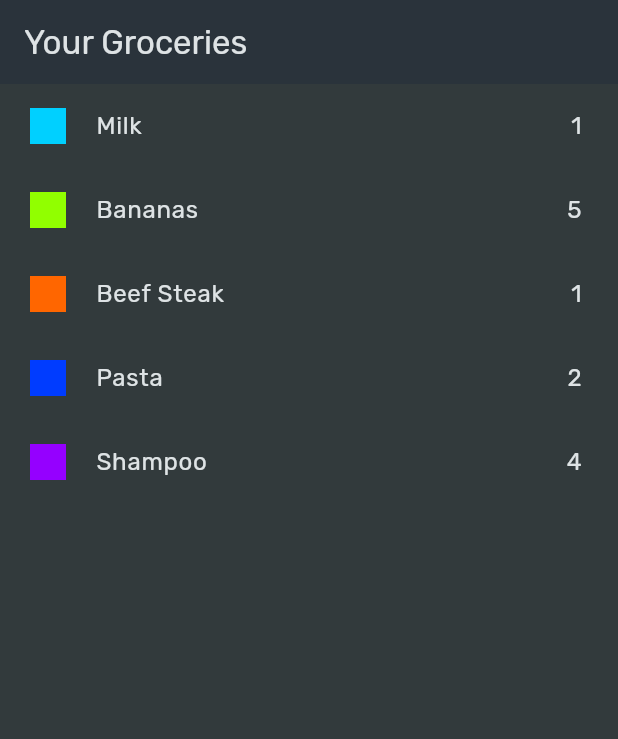
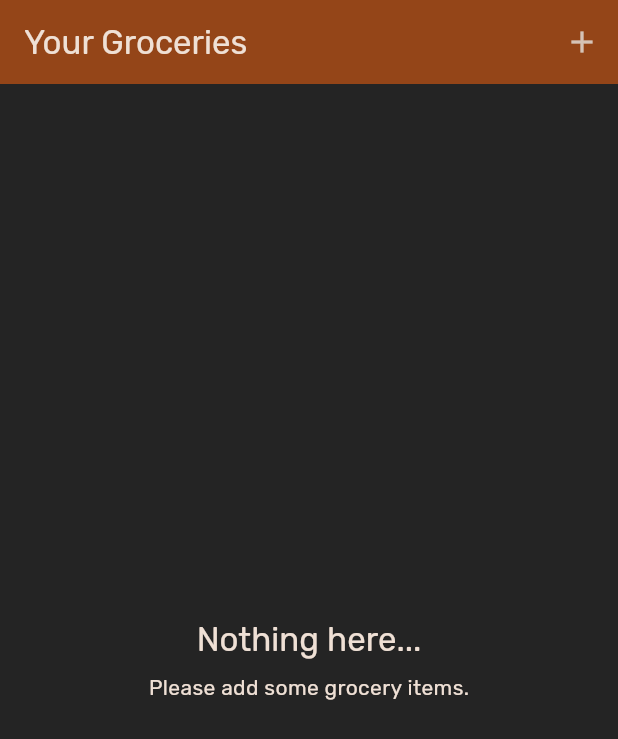
Before and after one commit to nanoosushi/shopping-list-app, a Flutter app: the screen it shows after launch, on a phone screen of 412 x 824 dp. Shown: the top 739 px of the screen. Run offline on Flutter 3.47's test engine with Material 3 defaults, Android fonts, the phone set to English and light mode, and no system bars; our stand-ins replace google_fonts.

Commit message:
adding new item form and delete an item function

```diff
--- a/lib/data/categories.dart
+++ b/lib/data/categories.dart
@@ -13,7 +13,7 @@ const categories = {
   ),
   Categories.meat: Category(
     'Meat',
-    Color.fromARGB(255, 255, 102, 0),
+    Color.fromARGB(255, 167, 49, 38),
   ),
   Categories.dairy: Category(
     'Dairy',
--- a/lib/main.dart
+++ b/lib/main.dart
@@ -15,12 +15,12 @@ class MyApp extends StatelessWidget {
       title: 'Flutter Groceries',
       theme: ThemeData.dark().copyWith(
         colorScheme: ColorScheme.fromSeed(
-          seedColor: const Color.fromARGB(255, 147, 229, 250),
+          seedColor: const Color.fromARGB(255, 221, 161, 105),
           brightness: Brightness.dark,
-          surface: const Color.fromARGB(255, 42, 51, 59),
+          surface: const Color.fromARGB(255, 148, 69, 24),
         ),
         textTheme: GoogleFonts.rubikTextTheme(),
-        scaffoldBackgroundColor: const Color.fromARGB(255, 50, 58, 60),
+        scaffoldBackgroundColor: const Color.fromARGB(255, 36, 36, 36),
       ),
       home: const GroceryList(),
     );
--- a/lib/widgets/grocery_list.dart
+++ b/lib/widgets/grocery_list.dart
@@ -1,31 +1,106 @@
 import 'package:flutter/material.dart';
-import 'package:shopping_list/data/dummy_items.dart';
+import 'package:shopping_list/models/grocery_item.dart';
+import 'package:shopping_list/widgets/new_item.dart';
 
-class GroceryList extends StatelessWidget {
+class GroceryList extends StatefulWidget {
   const GroceryList({super.key});
+
+  @override
+  State<GroceryList> createState() => _GroceryListState();
+}
+
+class _GroceryListState extends State<GroceryList> {
+  final List<GroceryItem> _groceryItems = [];
+
+  void _addItem() async {
+    final newItem = await Navigator.of(context).push<GroceryItem>(
+      MaterialPageRoute(
+        builder: (ctx) => const NewItem(),
+      ),
+    );
+    if (newItem == null) {
+      return;
+    }
+    setState(() {
+      _groceryItems.add(newItem);
+    });
+  }
+
+  void _removeItem(GroceryItem grocery) {
+    final groceryIndex = _groceryItems.indexOf(grocery);
+    setState(() {
+      _groceryItems.remove(grocery);
+    });
+    ScaffoldMessenger.of(context).clearSnackBars();
+    ScaffoldMessenger.of(context).showSnackBar(
+      SnackBar(
+        duration: const Duration(seconds: 3),
+        content: const Text('Grocery deleted'),
+        action: SnackBarAction(
+            label: 'Undo',
+            onPressed: () {
+              setState(() {
+                _groceryItems.insert(groceryIndex, grocery);
+              });
+            }),
+      ),
+    );
+  }
+
   @override
   Widget build(BuildContext context) {
-    return Scaffold(
-      appBar: AppBar(
-        title: const Text('Your Groceries'),
+    Widget content = Center(
+      child: Column(
+        mainAxisSize: MainAxisSize.min,
+        mainAxisAlignment: MainAxisAlignment.center,
+        children: [
+          Text(
+            'Nothing here...',
+            style: Theme.of(context).textTheme.titleLarge!.copyWith(
+                  color: Theme.of(context).colorScheme.onSurface,
                 ),
-      body: ListView.builder(
+          ),
+          const SizedBox(
+            height: 8,
+          ),
+          Text('Please add some grocery items.',
+              style: Theme.of(context).textTheme.bodyMedium!.copyWith(
+                    color: Theme.of(context).colorScheme.onSurface,
+                  )),
+        ],
+      ),
+    );
+    if (_groceryItems.isNotEmpty) {
+      content = ListView.builder(
         // the List can be very long
-        itemCount: groceryItems.length,
-        itemBuilder: (ctx, index) => ListTile(
+        itemCount: _groceryItems.length,
+        itemBuilder: (ctx, index) => Dismissible(
+          key: ValueKey(_groceryItems[index]),
+          direction: DismissDirection.endToStart,
+          background: Container(
+            alignment: Alignment.centerRight,
+            padding: const EdgeInsets.only(right: 16),
+            color:
+                Theme.of(context).colorScheme.errorContainer.withOpacity(0.5),
+            child: const Icon(Icons.delete_sweep),
+          ),
+          onDismissed: (direction) {
+            _removeItem(_groceryItems[index]);
+          },
+          child: ListTile(
             leading: Icon(
               Icons.square,
-            color: groceryItems[index].category.color,
+              color: _groceryItems[index].category.color,
               size: 32,
             ),
             title: Text(
-            groceryItems[index].name,
+              _groceryItems[index].name,
               style: Theme.of(context).textTheme.bodyLarge!.copyWith(
                     color: Theme.of(context).colorScheme.onSurface,
                   ),
             ),
             trailing: Text(
-            groceryItems[index].quantity.toString(),
+              _groceryItems[index].quantity.toString(),
               style: Theme.of(context).textTheme.bodyLarge!.copyWith(
                     color: Theme.of(context).colorScheme.onSurface,
                   ),
@@ -34,4 +109,13 @@ class GroceryList extends StatelessWidget {
         ),
       );
     }
+    return Scaffold(
+        appBar: AppBar(
+          title: const Text('Your Groceries'),
+          actions: [
+            IconButton(onPressed: _addItem, icon: const Icon(Icons.add))
+          ],
+        ),
+        body: content);
   }
+}
```
Also changed, not shown: lib/widgets/new_item.dart (added, +154 -0 lines). Lines whose indentation alone changed are shown as unchanged.
